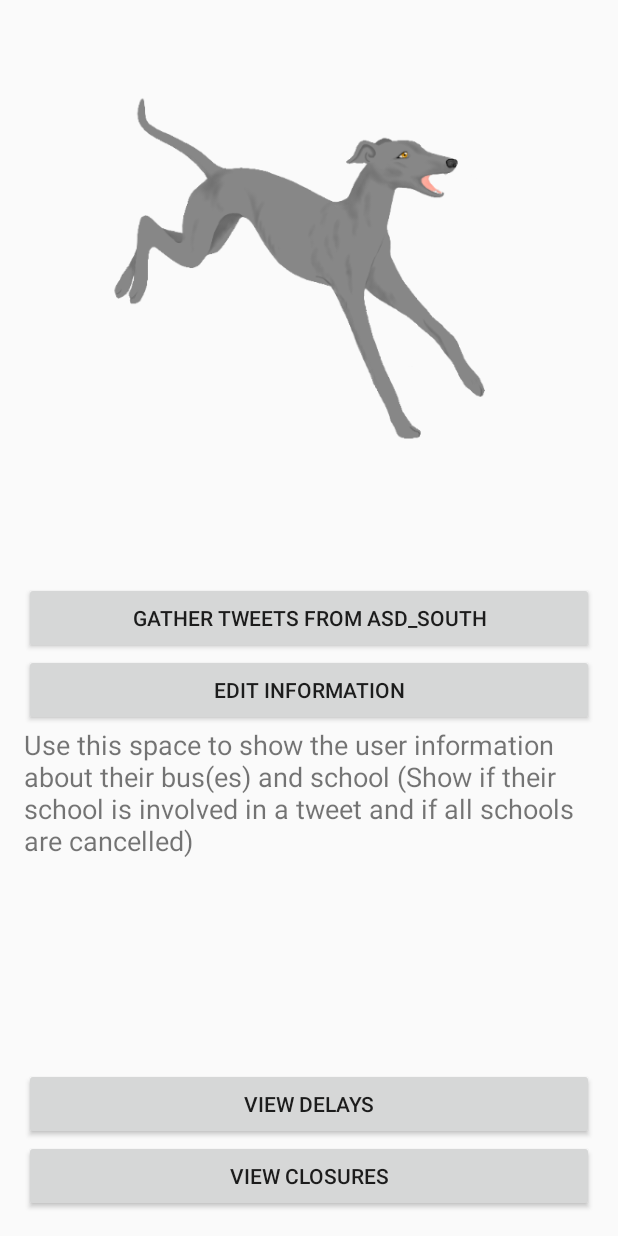
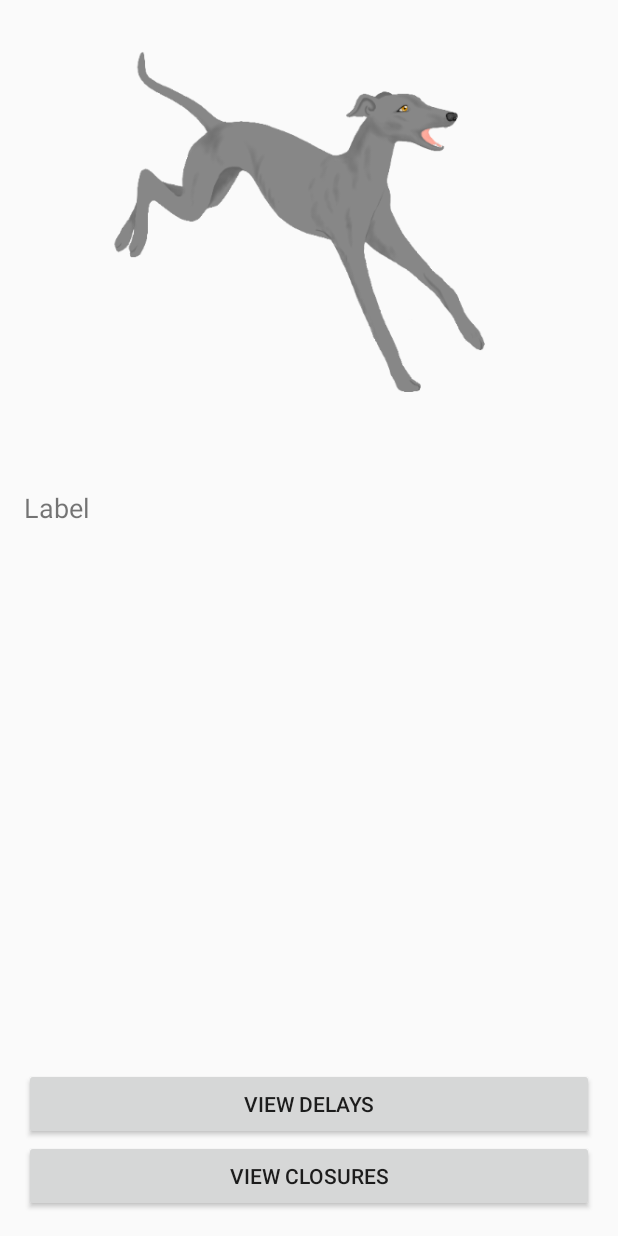
Before and after one commit to C0D3H0UND5/SnowDay, an Android app: the layout activity_main.xml on its own in the app's theme, with its tools: preview values and no code run, on a phone screen of 412 x 824 dp. Run offline under Robolectric (Android 15) with nearby library versions, the phone set to English and light mode, and no system bars.

Commit message:
Moved settings and tweet collection buttons to the action bar. Changed colour scheme to SJHS colours. Added settings activity.

```diff
--- a/app/src/main/java/ca/sjhigh/snowday/EditInformation.java
+++ b/app/src/main/java/ca/sjhigh/snowday/EditInformation.java
@@ -29,7 +29,7 @@ public class EditInformation extends AppCompatActivity {
         setContentView(R.layout.activity_edit_information);
 
         // Prepare shared preferences
-        preferences = getSharedPreferences(MY_PREFERENCES, MODE_PRIVATE);
+        preferences = getApplicationContext().getSharedPreferences(MY_PREFERENCES, MODE_PRIVATE);
         editor = preferences.edit();
 
         // Marry UI components in XML to their corresponding Java variable
--- a/app/src/main/res/layout/activity_edit_information.xml
+++ b/app/src/main/res/layout/activity_edit_information.xml
@@ -21,7 +21,7 @@
         android:layout_toStartOf="@+id/bus_settings_button"
         android:layout_alignBottom="@+id/bus_settings_button"
         android:textAlignment="viewStart"
-        android:hint="Have code manage this" />
+        android:hint="@string/label" />
 
     <Button
         android:text="@string/update_button"
@@ -41,7 +41,7 @@
         android:id="@+id/pickup_settings_editText"
         android:layout_toStartOf="@+id/bus_settings_button"
         android:layout_alignBottom="@+id/pickup_settings_button"
-        android:hint="Have code manage this" />
+        android:hint="@string/label" />
 
     <Button
         android:text="@string/update_button"
--- a/app/src/main/res/layout/activity_main.xml
+++ b/app/src/main/res/layout/activity_main.xml
@@ -29,14 +29,16 @@
         android:layout_alignParentStart="true"
         android:layout_alignParentEnd="true" />
 
-    <Button
-        android:text="@string/get_tweets_button"
+    <TextView
+        android:text="@string/label"
         android:layout_width="wrap_content"
         android:layout_height="wrap_content"
-        android:id="@+id/twitter_main_button"
-        android:layout_centerVertical="true"
         android:layout_alignParentStart="true"
-        android:layout_alignParentEnd="true" />
+        android:id="@+id/personal_main_textView"
+        android:layout_above="@+id/delays_main_button"
+        android:layout_alignParentEnd="true"
+        android:textSize="18sp"
+        android:layout_below="@+id/greyhound_main_imageView" />
 
     <ImageView
         android:layout_width="wrap_content"
@@ -45,27 +47,6 @@
         android:id="@+id/greyhound_main_imageView"
         android:contentDescription="@string/credit_greyhound"
         android:layout_alignParentTop="true"
-        android:layout_alignParentStart="true"
-        android:layout_above="@+id/twitter_main_button" />
-
-    <TextView
-        android:text="Use this space to show the user information about their bus(es) and school (Show if their school is involved in a tweet and if all schools are cancelled)"
-        android:layout_width="wrap_content"
-        android:layout_height="wrap_content"
-        android:layout_alignParentStart="true"
-        android:id="@+id/personal_main_textView"
-        android:layout_above="@+id/delays_main_button"
-        android:layout_alignParentEnd="true"
-        android:textSize="18sp"
-        android:layout_below="@+id/settings_main_button" />
-
-    <Button
-        android:text="@string/edit_information_button"
-        android:layout_width="wrap_content"
-        android:layout_height="wrap_content"
-        android:layout_below="@+id/twitter_main_button"
-        android:layout_alignParentStart="true"
-        android:id="@+id/settings_main_button"
-        android:layout_alignParentEnd="true" />
+        android:layout_alignParentStart="true" />
 
 </RelativeLayout>
--- a/app/src/main/res/values/colors.xml
+++ b/app/src/main/res/values/colors.xml
@@ -1,6 +1,6 @@
 <?xml version="1.0" encoding="utf-8"?>
 <resources>
-    <color name="colorPrimary">#3F51B5</color>
-    <color name="colorPrimaryDark">#303F9F</color>
-    <color name="colorAccent">#FF4081</color>
+    <color name="colorPrimary">#F44336</color>
+    <color name="colorPrimaryDark">#D32F2F</color>
+    <color name="colorAccent">#9E9E9E</color>
 </resources>
```
Also changed, not shown: app/src/main/java/ca/sjhigh/snowday/MainActivity.java (+34 -22 lines), app/src/main/res/menu/main.xml (added, +19 -0 lines), app/src/main/res/values/strings.xml (+7 -0 lines), 1 other file.
